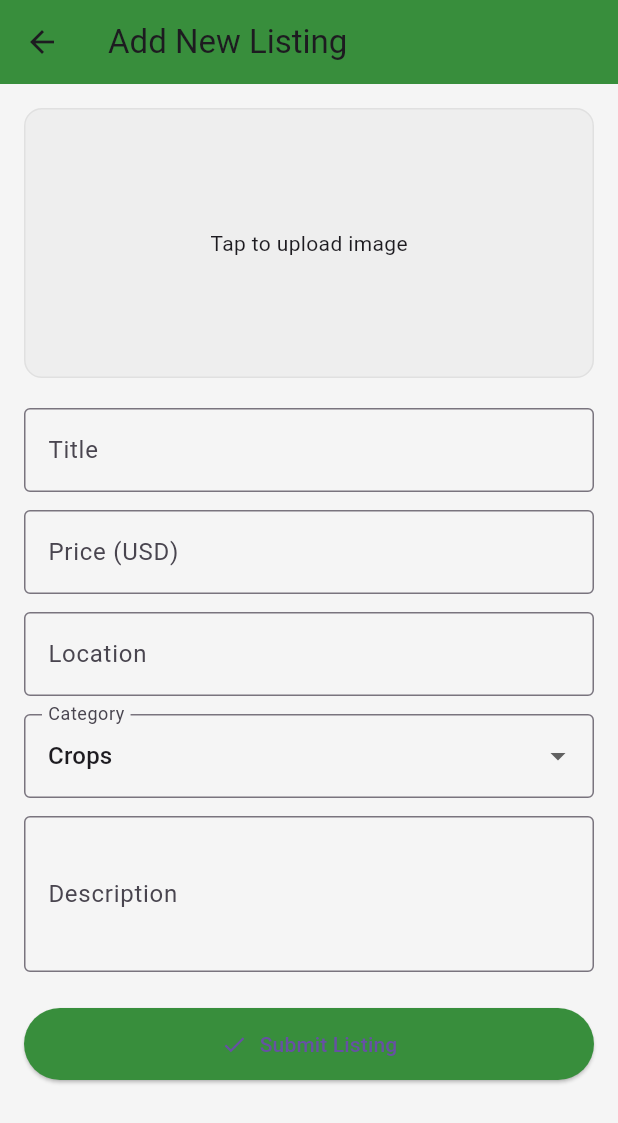
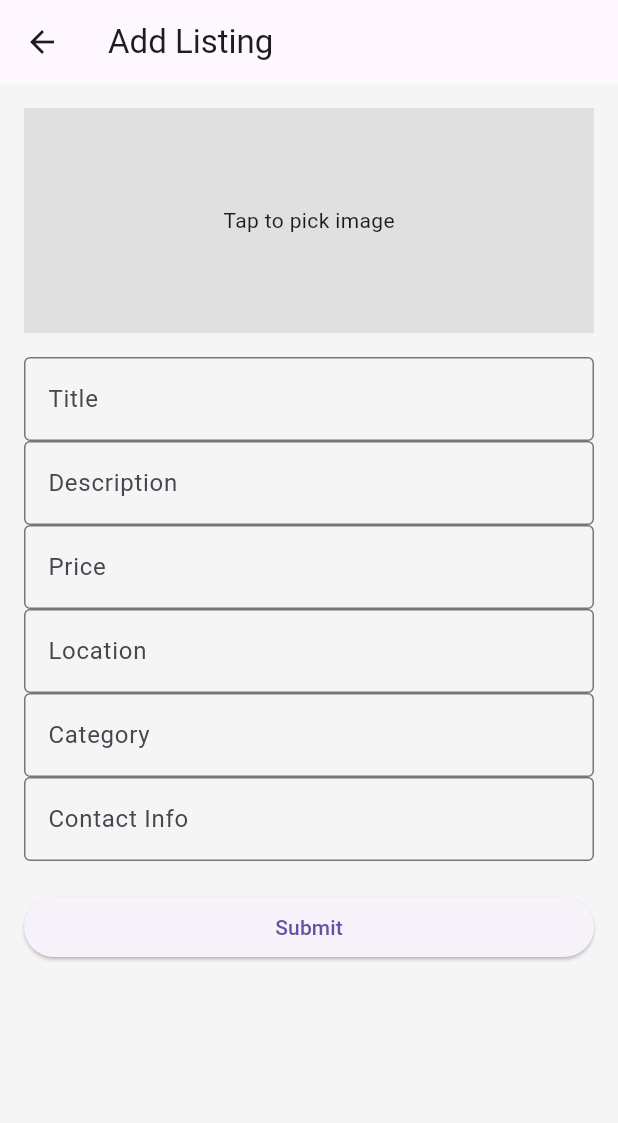
Before and after one commit to Rue-chelle/zim_farm_link, a Flutter app: the screen it shows after launch, after a tap on "Add Listing", on a phone screen of 412 x 824 dp. Shown: the top 1123 px of the screen. Run offline on Flutter 3.47's test engine with Material 3 defaults, Android fonts, the phone set to English and light mode, and no system bars; our stand-ins replace image_picker, sqflite; accounts and stored records are empty; statements that could not run were skipped.

Commit message:
added listing screens

```diff
--- a/lib/views/marketplace/add_listing_screen.dart
+++ b/lib/views/marketplace/add_listing_screen.dart
@@ -1,9 +1,14 @@
 import 'dart:io';
 import 'package:flutter/material.dart';
 import 'package:image_picker/image_picker.dart';
+import 'package:path_provider/path_provider.dart';
+import 'package:path/path.dart' as path;
+
+import '../../../models/listing_model.dart';
+import '../../../db/database_helper.dart';
 
 class AddListingScreen extends StatefulWidget {
-  const AddListingScreen({super.key});
+  const AddListingScreen({Key? key}) : super(key: key);
 
   @override
   State<AddListingScreen> createState() => _AddListingScreenState();
@@ -11,115 +16,113 @@ class AddListingScreen extends StatefulWidget {
 
 class _AddListingScreenState extends State<AddListingScreen> {
   final _formKey = GlobalKey<FormState>();
-  final _titleController = TextEditingController();
-  final _priceController = TextEditingController();
-  final _locationController = TextEditingController();
-  final _descController = TextEditingController();
-  String _category = 'Crops';
-  File? _image;
+  final DatabaseHelper _dbHelper = DatabaseHelper();
 
-  final List<String> _categories = ['Crops', 'Livestock', 'Equipment', 'Other'];
+  String title = '';
+  String description = '';
+  String location = '';
+  String category = '';
+  String contact = '';
+  double price = 0;
+  File? imageFile;
 
-  Future<void> _pickImage() async {
-    final picker = ImagePicker();
-    final picked = await picker.pickImage(source: ImageSource.gallery);
-    if (picked != null) {
+  final picker = ImagePicker();
+
+  Future<void> pickImage() async {
+    final pickedFile = await picker.pickImage(source: ImageSource.gallery);
+    if (pickedFile != null) {
+      // Save image to local storage for DB use
+      final dir = await getApplicationDocumentsDirectory();
+      final filename = path.basename(pickedFile.path);
+      final savedImage =
+          await File(pickedFile.path).copy('${dir.path}/$filename');
+
       setState(() {
-        _image = File(picked.path);
+        imageFile = savedImage;
       });
     }
   }
 
-  void _submitListing() {
-    if (_formKey.currentState!.validate()) {
-      // Simulate saving
-      ScaffoldMessenger.of(context).showSnackBar(
-        const SnackBar(content: Text('Listing added successfully!')),
+  void saveListing() async {
+    if (_formKey.currentState!.validate() && imageFile != null) {
+      _formKey.currentState!.save();
+
+      final newListing = Listing(
+        title: title,
+        description: description,
+        imagePath: imageFile!.path,
+        price: price,
+        location: location,
+        category: category,
+        contact: contact,
       );
+
+      await _dbHelper.insertListing(newListing);
+
+      // Navigate back or show success
+      ScaffoldMessenger.of(context)
+          .showSnackBar(SnackBar(content: Text('Listing added!')));
       Navigator.pop(context);
+    } else {
+      ScaffoldMessenger.of(context).showSnackBar(SnackBar(
+          content: Text('Please complete all fields and select an image.')));
     }
   }
 
   @override
   Widget build(BuildContext context) {
     return Scaffold(
-      appBar: AppBar(
-        title: const Text('Add New Listing'),
-        backgroundColor: Colors.green[700],
-      ),
-      body: SingleChildScrollView(
-        padding: const EdgeInsets.all(16),
+      appBar: AppBar(title: const Text("Add Listing")),
+      body: Padding(
+        padding: const EdgeInsets.all(16.0),
         child: Form(
           key: _formKey,
-          child: Column(
+          child: ListView(
             children: [
               GestureDetector(
-                onTap: _pickImage,
-                child: Container(
-                  width: double.infinity,
-                  height: 180,
-                  decoration: BoxDecoration(
-                    border: Border.all(color: Colors.grey.shade300),
-                    borderRadius: BorderRadius.circular(12),
-                    color: Colors.grey[200],
-                  ),
-                  child: _image == null
-                      ? const Center(child: Text("Tap to upload image"))
-                      : ClipRRect(
-                          borderRadius: BorderRadius.circular(12),
-                          child: Image.file(_image!, fit: BoxFit.cover),
-                        ),
-                ),
+                onTap: pickImage,
+                child: imageFile == null
+                    ? Container(
+                        height: 150,
+                        color: Colors.grey[300],
+                        child: const Center(child: Text('Tap to pick image')),
+                      )
+                    : Image.file(imageFile!, height: 150, fit: BoxFit.cover),
+              ),
+              const SizedBox(height: 16),
+              TextFormField(
+                decoration: const InputDecoration(labelText: 'Title'),
+                onSaved: (value) => title = value ?? '',
+                validator: (value) => value!.isEmpty ? 'Enter a title' : null,
+              ),
+              TextFormField(
+                decoration: const InputDecoration(labelText: 'Description'),
+                onSaved: (value) => description = value ?? '',
+                validator: (value) =>
+                    value!.isEmpty ? 'Enter a description' : null,
+              ),
+              TextFormField(
+                decoration: const InputDecoration(labelText: 'Price'),
+                keyboardType: TextInputType.number,
+                onSaved: (value) => price = double.tryParse(value ?? '') ?? 0,
+                validator: (value) => value!.isEmpty ? 'Enter a price' : null,
+              ),
+              TextFormField(
+                decoration: const InputDecoration(labelText: 'Location'),
+                onSaved: (value) => location = value ?? '',
+              ),
+              TextFormField(
+                decoration: const InputDecoration(labelText: 'Category'),
+                onSaved: (value) => category = value ?? '',
+              ),
+              TextFormField(
+                decoration: const InputDecoration(labelText: 'Contact Info'),
+                onSaved: (value) => contact = value ?? '',
               ),
               const SizedBox(height: 20),
-              TextFormField(
-                controller: _titleController,
-                decoration: const InputDecoration(labelText: 'Title'),
-                validator: (value) => value!.isEmpty ? 'Enter a title' : null,
-              ),
-              const SizedBox(height: 12),
-              TextFormField(
-                controller: _priceController,
-                decoration: const InputDecoration(labelText: 'Price (USD)'),
-                keyboardType: TextInputType.number,
-                validator: (value) => value!.isEmpty ? 'Enter price' : null,
-              ),
-              const SizedBox(height: 12),
-              TextFormField(
-                controller: _locationController,
-                decoration: const InputDecoration(labelText: 'Location'),
-                validator: (value) => value!.isEmpty ? 'Enter location' : null,
-              ),
-              const SizedBox(height: 12),
-              DropdownButtonFormField<String>(
-                value: _category,
-                items: _categories
-                    .map(
-                        (cat) => DropdownMenuItem(value: cat, child: Text(cat)))
-                    .toList(),
-                onChanged: (val) => setState(() => _category = val!),
-                decoration: const InputDecoration(labelText: 'Category'),
-              ),
-              const SizedBox(height: 12),
-              TextFormField(
-                controller: _descController,
-                decoration: const InputDecoration(labelText: 'Description'),
-                maxLines: 3,
-                validator: (value) =>
-                    value!.isEmpty ? 'Enter description' : null,
-              ),
-              const SizedBox(height: 24),
-              SizedBox(
-                width: double.infinity,
-                child: ElevatedButton.icon(
-                  onPressed: _submitListing,
-                  icon: const Icon(Icons.check),
-                  label: const Text('Submit Listing'),
-                  style: ElevatedButton.styleFrom(
-                    backgroundColor: Colors.green[700],
-                    padding: const EdgeInsets.symmetric(vertical: 14),
-                  ),
-                ),
+              ElevatedButton(
+                onPressed: saveListing,
+                child: const Text('Submit'),
               ),
             ],
           ),
--- a/lib/views/marketplace/marketplace_screen.dart
+++ b/lib/views/marketplace/marketplace_screen.dart
@@ -1,91 +1,76 @@
+import 'dart:io';
 import 'package:flutter/material.dart';
+import '../../../models/listing_model.dart';
+import '../../../db/database_helper.dart';
+import 'listing_detail_screen.dart';
 
-class MarketplaceScreen extends StatelessWidget {
-  const MarketplaceScreen({super.key});
+class MarketplaceScreen extends StatefulWidget {
+  const MarketplaceScreen({Key? key}) : super(key: key);
+
+  @override
+  State<MarketplaceScreen> createState() => _MarketplaceScreenState();
+}
+
+class _MarketplaceScreenState extends State<MarketplaceScreen> {
+  final DatabaseHelper _dbHelper = DatabaseHelper();
+  late Future<List<Listing>> _listingsFuture;
+
+  @override
+  void initState() {
+    super.initState();
+    _loadListings();
+  }
+
+  void _loadListings() {
+    _listingsFuture = _dbHelper.getListings();
+  }
 
   @override
   Widget build(BuildContext context) {
-    final demoListings = [
-      {
-        'title': 'Maize (50kg)',
-        'price': 'USD 15',
-        'location': 'Chiredzi',
-        'image': 'https://via.placeholder.com/150'
-      },
-      {
-        'title': 'Cattle - Brahman Bull',
-        'price': 'USD 400',
-        'location': 'Gokwe',
-        'image': 'https://via.placeholder.com/150'
-      },
-      {
-        'title': 'Organic Fertilizer (20kg)',
-        'price': 'USD 8',
-        'location': 'Marondera',
-        'image': 'https://via.placeholder.com/150'
-      },
-    ];
+    return Scaffold(
+      appBar: AppBar(title: const Text('Marketplace')),
+      body: FutureBuilder<List<Listing>>(
+        future: _listingsFuture,
+        builder: (context, snapshot) {
+          if (snapshot.connectionState == ConnectionState.waiting) {
+            return const Center(child: CircularProgressIndicator());
+          } else if (snapshot.hasError) {
+            return Center(child: Text('Error: ${snapshot.error}'));
+          } else if (!snapshot.hasData || snapshot.data!.isEmpty) {
+            return const Center(child: Text('No listings available.'));
+          }
 
-    return Scaffold(
-      body: Column(
-        children: [
-          Padding(
-            padding: const EdgeInsets.all(16),
-            child: TextField(
-              decoration: InputDecoration(
-                hintText: 'Search marketplace...',
-                prefixIcon: const Icon(Icons.search),
-                border: OutlineInputBorder(
-                  borderRadius: BorderRadius.circular(12),
-                ),
-                filled: true,
-                fillColor: Colors.white,
-              ),
-            ),
-          ),
-          Expanded(
-            child: ListView.builder(
-              itemCount: demoListings.length,
+          final listings = snapshot.data!;
+
+          return ListView.builder(
+            itemCount: listings.length,
             itemBuilder: (context, index) {
-                final item = demoListings[index];
+              final listing = listings[index];
               return Card(
-                  margin:
-                      const EdgeInsets.symmetric(horizontal: 16, vertical: 8),
-                  shape: RoundedRectangleBorder(
-                      borderRadius: BorderRadius.circular(16)),
-                  elevation: 3,
+                margin: const EdgeInsets.symmetric(horizontal: 12, vertical: 8),
                 child: ListTile(
-                    contentPadding: const EdgeInsets.all(12),
-                    leading: ClipRRect(
-                      borderRadius: BorderRadius.circular(8),
-                      child: Image.network(
-                        item['image']!,
+                  leading: Image.file(
+                    File(listing.imagePath),
                     width: 60,
                     height: 60,
                     fit: BoxFit.cover,
                   ),
+                  title: Text(listing.title),
+                  subtitle: Text(
+                      '\$${listing.price.toStringAsFixed(2)} - ${listing.location}'),
+                  onTap: () {
+                    Navigator.push(
+                      context,
+                      MaterialPageRoute(
+                        builder: (_) => ListingDetailScreen(listing: listing),
                       ),
-                    title: Text(item['title']!,
-                        style: const TextStyle(fontWeight: FontWeight.bold)),
-                    subtitle: Text('${item['location']} • ${item['price']}'),
-                    trailing: const Icon(Icons.arrow_forward_ios, size: 16),
-                    onTap: () {
-                      // View details
+                    );
                   },
                 ),
               );
             },
-            ),
-          ),
-        ],
-      ),
-      floatingActionButton: FloatingActionButton.extended(
-        onPressed: () {
-          // Next: Open "Add New Listing" screen
+          );
         },
-        label: const Text("Add Listing"),
-        icon: const Icon(Icons.add),
-        backgroundColor: Colors.green[700],
       ),
     );
   }
```
Also changed, not shown: lib/views/marketplace/listing_detail_screen.dart (added, +66 -0 lines). Lines whose indentation alone changed are shown as unchanged.
